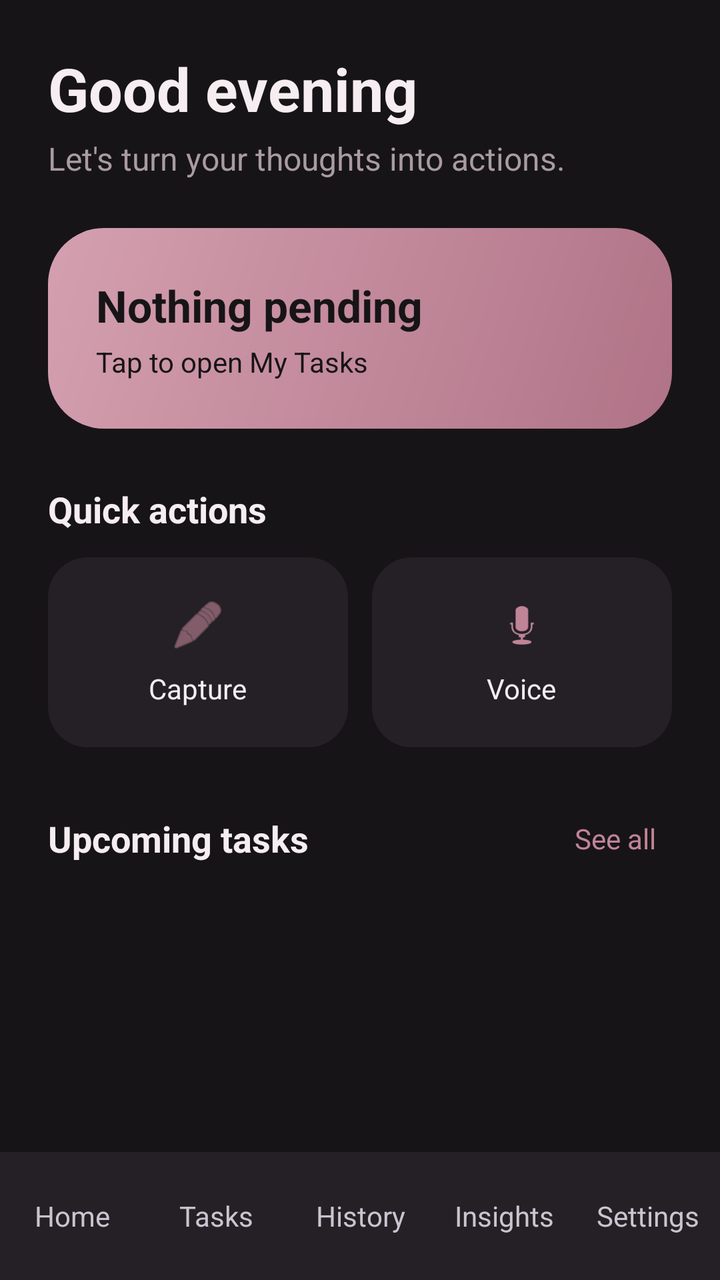
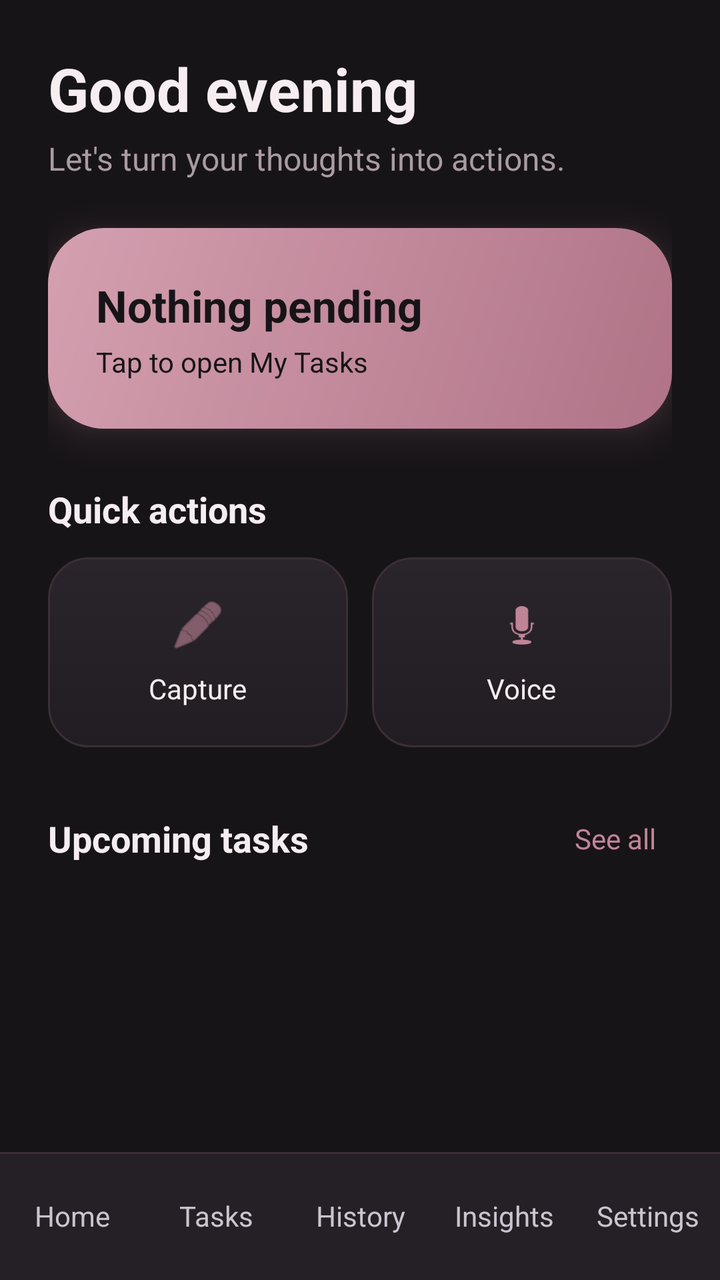

An Android layout rendered at two revisions. The XML below is the earlier revision; the diff shows what the commit changed to produce the second picture.
<!-- AndroidManifest.xml: application theme Theme.Unsaid -->
<!-- res/layout/activity_main.xml -->
<?xml version="1.0" encoding="utf-8"?>
<LinearLayout xmlns:android="http://schemas.android.com/apk/res/android"
    xmlns:app="http://schemas.android.com/apk/res-auto"
    android:id="@+id/main"
    android:layout_width="match_parent"
    android:layout_height="match_parent"
    android:background="@color/unsaid_background"
    android:fitsSystemWindows="true"
    android:orientation="vertical">

    <ScrollView
        android:layout_width="match_parent"
        android:layout_height="0dp"
        android:layout_weight="1">

        <LinearLayout
            android:layout_width="match_parent"
            android:layout_height="wrap_content"
            android:orientation="vertical"
            android:padding="24dp">

            <TextView
                android:id="@+id/tvGreeting"
                android:layout_width="wrap_content"
                android:layout_height="wrap_content"
                android:text="Good evening"
                android:textColor="@color/unsaid_text"
                android:textSize="30sp"
                android:textStyle="bold" />

            <TextView
                android:layout_width="wrap_content"
                android:layout_height="wrap_content"
                android:layout_marginTop="4dp"
                android:text="Let's turn your thoughts into actions."
                android:textColor="@color/unsaid_text_secondary"
                android:textSize="16sp" />

            <LinearLayout
                android:id="@+id/cardTasks"
                android:layout_width="match_parent"
                android:layout_height="wrap_content"
                android:layout_marginTop="24dp"
                android:background="@drawable/bg_rose_card"
                android:clickable="true"
                android:focusable="true"
                android:orientation="vertical"
                android:padding="24dp">

                <TextView
                    android:id="@+id/tvCardTitle"
                    android:layout_width="wrap_content"
                    android:layout_height="wrap_content"
                    android:text="Nothing pending"
                    android:textColor="@color/unsaid_background"
                    android:textSize="22sp"
                    android:textStyle="bold" />

                <TextView
                    android:id="@+id/tvCardSub"
                    android:layout_width="wrap_content"
                    android:layout_height="wrap_content"
                    android:layout_marginTop="4dp"
                    android:text="Tap to open My Tasks"
                    android:textColor="@color/unsaid_background"
                    android:textSize="14sp" />
            </LinearLayout>

            <TextView
                android:layout_width="wrap_content"
                android:layout_height="wrap_content"
                android:layout_marginTop="28dp"
                android:text="Quick actions"
                android:textColor="@color/unsaid_text"
                android:textSize="18sp"
                android:textStyle="bold" />

            <LinearLayout
                android:layout_width="match_parent"
                android:layout_height="wrap_content"
                android:layout_marginTop="12dp"
                android:orientation="horizontal">

                <LinearLayout
                    android:id="@+id/tileCapture"
                    android:layout_width="0dp"
                    android:layout_height="wrap_content"
                    android:layout_marginEnd="6dp"
                    android:layout_weight="1"
                    android:background="@drawable/bg_tile"
                    android:clickable="true"
                    android:focusable="true"
                    android:gravity="center"
                    android:orientation="vertical"
                    android:padding="20dp">

                    <ImageView
                        android:layout_width="28dp"
                        android:layout_height="28dp"
                        android:importantForAccessibility="no"
                        android:src="@android:drawable/ic_menu_edit"
                        app:tint="@color/unsaid_accent" />

                    <TextView
                        android:layout_width="wrap_content"
                        android:layout_height="wrap_content"
                        android:layout_marginTop="8dp"
                        android:text="Capture"
                        android:textColor="@color/unsaid_text"
                        android:textSize="14sp" />
                </LinearLayout>

                <LinearLayout
                    android:id="@+id/tileVoice"
                    android:layout_width="0dp"
                    android:layout_height="wrap_content"
                    android:layout_marginStart="6dp"
                    android:layout_weight="1"
                    android:background="@drawable/bg_tile"
                    android:clickable="true"
                    android:focusable="true"
                    android:gravity="center"
                    android:orientation="vertical"
                    android:padding="20dp">

                    <ImageView
                        android:layout_width="28dp"
                        android:layout_height="28dp"
                        android:importantForAccessibility="no"
                        android:src="@android:drawable/ic_btn_speak_now"
                        app:tint="@color/unsaid_accent" />

                    <TextView
                        android:layout_width="wrap_content"
                        android:layout_height="wrap_content"
                        android:layout_marginTop="8dp"
                        android:text="Voice"
                        android:textColor="@color/unsaid_text"
                        android:textSize="14sp" />
                </LinearLayout>
            </LinearLayout>

            <LinearLayout
                android:layout_width="match_parent"
                android:layout_height="wrap_content"
                android:layout_marginTop="28dp"
                android:gravity="center_vertical"
                android:orientation="horizontal">

                <TextView
                    android:layout_width="0dp"
                    android:layout_height="wrap_content"
                    android:layout_weight="1"
                    android:text="Upcoming tasks"
                    android:textColor="@color/unsaid_text"
                    android:textSize="18sp"
                    android:textStyle="bold" />

                <TextView
                    android:id="@+id/tvSeeAll"
                    android:layout_width="wrap_content"
                    android:layout_height="wrap_content"
                    android:padding="8dp"
                    android:text="See all"
                    android:textColor="@color/unsaid_accent"
                    android:textSize="14sp" />
            </LinearLayout>

            <LinearLayout
                android:id="@+id/upcomingList"
                android:layout_width="match_parent"
                android:layout_height="wrap_content"
                android:layout_marginTop="8dp"
                android:orientation="vertical" />

            <TextView
                android:id="@+id/tvUpcomingEmpty"
                android:layout_width="match_parent"
                android:layout_height="wrap_content"
                android:gravity="center"
                android:padding="24dp"
                android:text="Nothing coming up. Tap Capture to add something."
                android:textColor="@color/unsaid_text_secondary"
                android:textSize="14sp"
                android:visibility="gone" />
        </LinearLayout>
    </ScrollView>

    <include layout="@layout/view_nav" />
</LinearLayout>
<!-- res/layout/view_nav.xml (included above) -->
<?xml version="1.0" encoding="utf-8"?>
<LinearLayout xmlns:android="http://schemas.android.com/apk/res/android"
    android:layout_width="match_parent"
    android:layout_height="64dp"
    android:background="@color/unsaid_surface"
    android:orientation="horizontal">

    <TextView
        android:id="@+id/navHome"
        android:layout_width="0dp"
        android:layout_height="match_parent"
        android:layout_weight="1"
        android:gravity="center"
        android:text="Home"
        android:textSize="14sp" />

    <TextView
        android:id="@+id/navTasks"
        android:layout_width="0dp"
        android:layout_height="match_parent"
        android:layout_weight="1"
        android:gravity="center"
        android:text="Tasks"
        android:textSize="14sp" />

    <TextView
        android:id="@+id/navHistory"
        android:layout_width="0dp"
        android:layout_height="match_parent"
        android:layout_weight="1"
        android:gravity="center"
        android:text="History"
        android:textSize="14sp" />

    <TextView
        android:id="@+id/navInsights"
        android:layout_width="0dp"
        android:layout_height="match_parent"
        android:layout_weight="1"
        android:gravity="center"
        android:text="Insights"
        android:textSize="14sp" />
    <TextView
        android:id="@+id/navSettings"
        android:layout_width="0dp"
        android:layout_height="match_parent"
        android:layout_weight="1"
        android:gravity="center"
        android:text="Settings"
        android:textSize="14sp" />

</LinearLayout>
<!-- resources referenced by this layout -->
<resources>
  <color name="unsaid_accent">#C08497</color>
  <color name="unsaid_background">#171417</color>
  <color name="unsaid_surface">#242025</color>
  <color name="unsaid_text">#F5EDF0</color>
  <color name="unsaid_text_secondary">#A99BA2</color>
  <!-- drawable bg_rose_card (drawable) -->
  <?xml version="1.0" encoding="utf-8"?>
  <shape xmlns:android="http://schemas.android.com/apk/res/android"
      android:shape="rectangle">
      <gradient
          android:angle="315"
          android:endColor="#B07387"
          android:startColor="#D4A0B0" />
      <corners android:radius="28dp" />
  </shape>
  <!-- drawable bg_tile (drawable) -->
  <?xml version="1.0" encoding="utf-8"?>
  <shape xmlns:android="http://schemas.android.com/apk/res/android"
      android:shape="rectangle">
      <solid android:color="#242025" />
      <corners android:radius="20dp" />
  </shape>
  <style name="Theme.Unsaid" parent="Base.Theme.Unsaid" />
  <style name="Base.Theme.Unsaid" parent="Theme.Material3.Dark.NoActionBar">
          <item name="colorPrimary">@color/unsaid_accent</item>
          <item name="colorOnPrimary">@color/unsaid_background</item>
          <item name="android:colorBackground">@color/unsaid_background</item>
          <item name="colorOnBackground">@color/unsaid_text</item>
          <item name="colorSurface">@color/unsaid_surface</item>
          <item name="colorOnSurface">@color/unsaid_text</item>
          <item name="colorOnSurfaceVariant">@color/unsaid_text_secondary</item>
          <item name="android:statusBarColor">@color/unsaid_background</item>
          <item name="android:navigationBarColor">@color/unsaid_background</item>
      </style>
</resources>

<!-- the commit's change to res/layout/activity_main.xml (unified diff, before → after) -->
@@ -45,7 +45,10 @@
                 android:clickable="true"
                 android:focusable="true"
                 android:orientation="vertical"
-                android:padding="24dp">
+                android:padding="24dp"
+                android:elevation="10dp"
+                android:outlineAmbientShadowColor="@color/unsaid_accent"
+                android:outlineSpotShadowColor="@color/unsaid_accent">
 
                 <TextView
                     android:id="@+id/tvCardTitle"
@@ -193,7 +196,7 @@
 <LinearLayout xmlns:android="http://schemas.android.com/apk/res/android"
     android:layout_width="match_parent"
     android:layout_height="64dp"
-    android:background="@color/unsaid_surface"
+    android:background="@drawable/bg_nav"
     android:orientation="horizontal">
 
     <TextView
<!-- resource entries referenced after the edit -->
@@ -5,6 +5,22 @@
   <color name="unsaid_surface">#242025</color>
   <color name="unsaid_text">#F5EDF0</color>
   <color name="unsaid_text_secondary">#A99BA2</color>
+  <!-- drawable bg_nav (drawable) -->
+  <?xml version="1.0" encoding="utf-8"?>
+  <layer-list xmlns:android="http://schemas.android.com/apk/res/android">
+      <item>
+          <shape android:shape="rectangle">
+              <solid android:color="#242025" />
+          </shape>
+      </item>
+      <item
+          android:height="1dp"
+          android:gravity="top">
+          <shape android:shape="rectangle">
+              <solid android:color="#3A2F36" />
+          </shape>
+      </item>
+  </layer-list>
   <!-- drawable bg_rose_card (drawable) -->
   <?xml version="1.0" encoding="utf-8"?>
   <shape xmlns:android="http://schemas.android.com/apk/res/android"
@@ -19,7 +35,13 @@
   <?xml version="1.0" encoding="utf-8"?>
   <shape xmlns:android="http://schemas.android.com/apk/res/android"
       android:shape="rectangle">
-      <solid android:color="#242025" />
+      <gradient
+          android:angle="270"
+          android:endColor="#211D22"
+          android:startColor="#2A252B" />
+      <stroke
+          android:width="1dp"
+          android:color="#3A2F36" />
       <corners android:radius="20dp" />
   </shape>
   <style name="Theme.Unsaid" parent="Base.Theme.Unsaid" />
